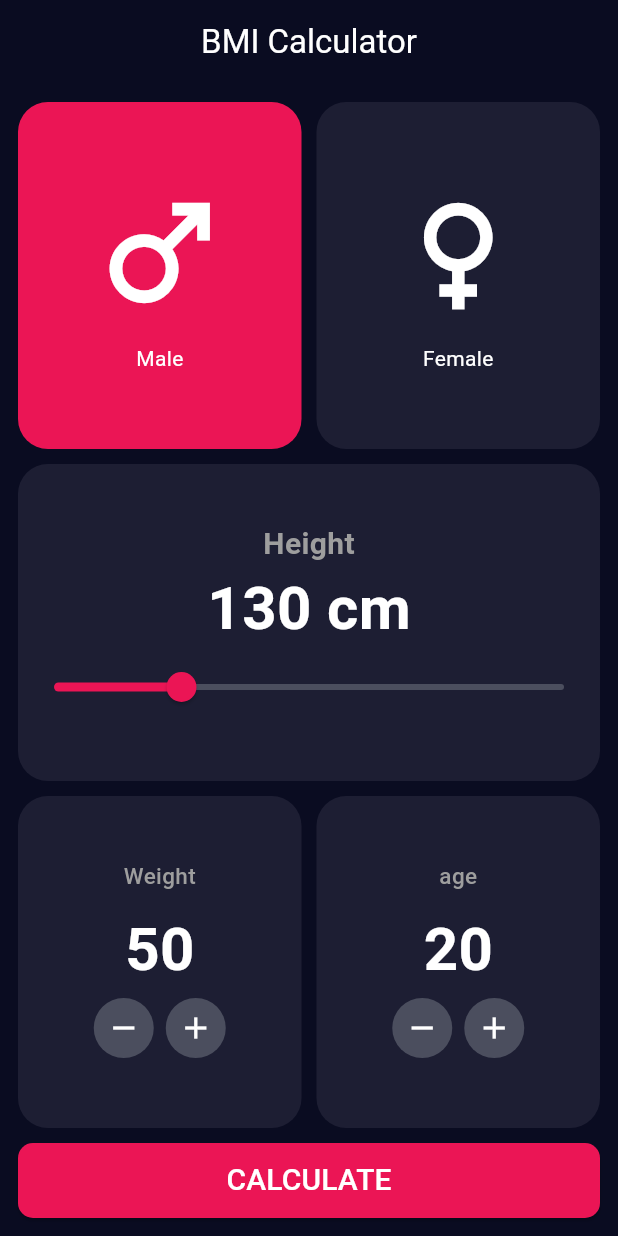
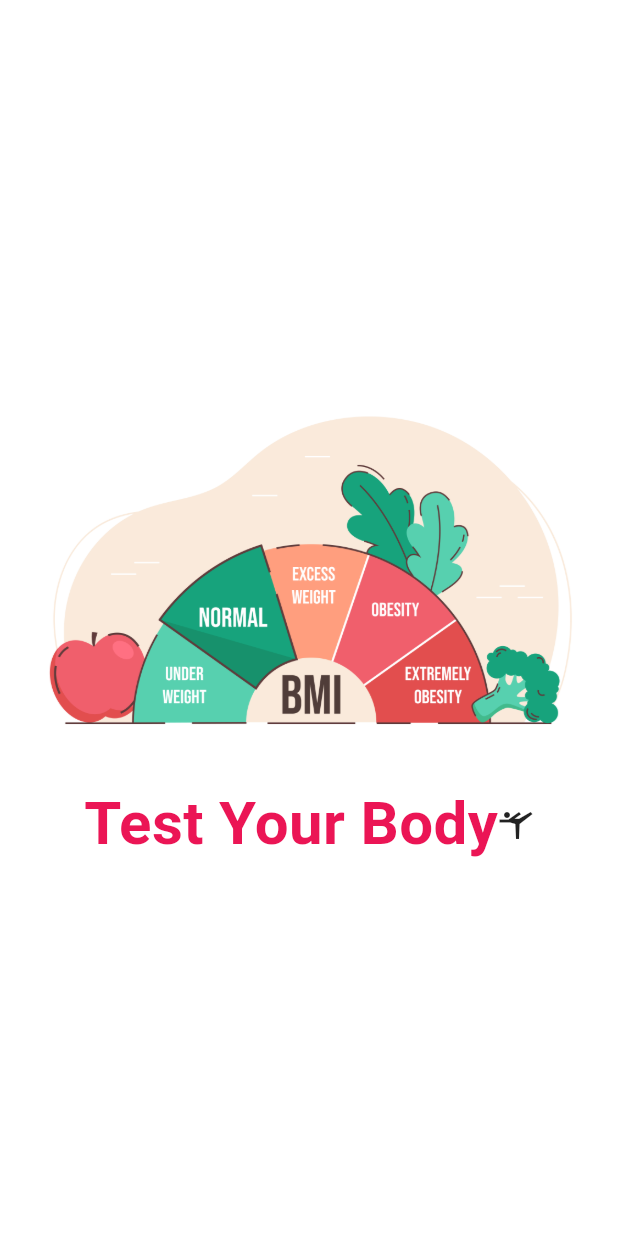
Before and after one commit to Selim513/bmi_app, a Flutter app: the first screen one second after launch, on a phone screen of 412 x 824 dp. Run offline on Flutter 3.47's test engine with Material 3 defaults, Android fonts, the phone set to English and light mode, and no system bars.

Commit message:
Added splash View

```diff
--- a/lib/homePage.dart
+++ b/lib/homePage.dart
@@ -245,7 +245,9 @@ class _homePageState extends State<homePage> {
                                         shape: const CircleBorder()),
                                     onPressed: () {
                                       setState(() {
-                                        age--;
+                                        if (age > 100) {
+                                          age--;
+                                        }
                                       });
                                     },
                                     icon: const Icon(
@@ -258,7 +260,9 @@ class _homePageState extends State<homePage> {
                                         shape: const CircleBorder()),
                                     onPressed: () {
                                       setState(() {
-                                        age++;
+                                        if (age < 100) {
+                                          age++;
+                                        }
                                       });
                                     },
                                     icon: const Icon(
@@ -288,7 +292,6 @@ class _homePageState extends State<homePage> {
                       double result =
                           weight.toDouble() / (height * .01 * height * .01);
 
-
                       Navigator.pushReplacement(
                           context,
                           MaterialPageRoute(
--- a/lib/main.dart
+++ b/lib/main.dart
@@ -1,4 +1,4 @@
-import 'package:bmindex/homePage.dart';
+import 'package:bmindex/splashview_.dart';
 import 'package:flutter/material.dart';
 
 void main() {
@@ -12,7 +12,7 @@ class MyApp extends StatelessWidget {
   Widget build(BuildContext context) {
     return const MaterialApp(
       debugShowCheckedModeBanner: false,
-      home: homePage(),
+      home: splashview(),
     );
   }
 }
--- /dev/null
+++ b/lib/splashview_.dart
@@ -0,0 +1,54 @@
+// ignore_for_file: camel_case_types
+
+import 'package:bmindex/Colors.dart';
+import 'package:bmindex/homePage.dart';
+import 'package:flutter/material.dart';
+
+class splashview extends StatefulWidget {
+  const splashview({super.key});
+
+  @override
+  State<splashview> createState() => _splashviewState();
+}
+
+class _splashviewState extends State<splashview> {
+  @override
+  void initState() {
+    super.initState();
+    Future.delayed(const Duration(seconds: 5), () {
+      Navigator.pushReplacement(
+          context,
+          MaterialPageRoute(
+            builder: (context) => const homePage(),
+          ));
+    });
+  }
+
+  @override
+  Widget build(BuildContext context) {
+    return Scaffold(
+      backgroundColor: Colors.white,
+      body: Center(
+        child: Column(
+          mainAxisAlignment: MainAxisAlignment.center,
+          children: [
+            Image.asset("assets/bmi2.jpg"),
+            Row(
+              mainAxisAlignment: MainAxisAlignment.center,
+              children: [
+                Text(
+                  "Test Your Body",
+                  style: TextStyle(
+                      color: ColorScreen.activeselect,
+                      fontSize: 40,
+                      fontWeight: FontWeight.bold),
+                ),
+                const Icon(Icons.sports_gymnastics),
+              ],
+            )
+          ],
+        ),
+      ),
+    );
+  }
+}
--- a/pubspec.yaml
+++ b/pubspec.yaml
@@ -59,8 +59,8 @@ flutter:
   uses-material-design: true
 
   # To add assets to your application, add an assets section, like this:
-  # assets:
-  #   - images/a_dot_burr.jpeg
+  assets:
+    - assets/bmi2.jpg
   #   - images/a_dot_ham.jpeg
 
   # An image asset can refer to one or more resolution-specific "variants", see
```
Also changed, not shown: assets/bmi2.jpg (added).
